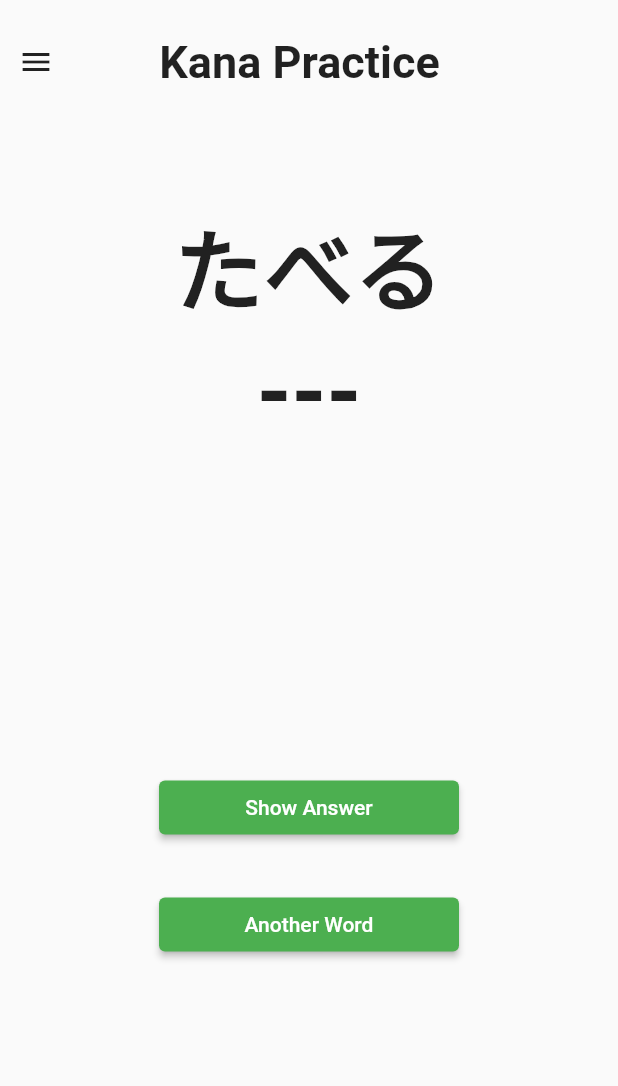
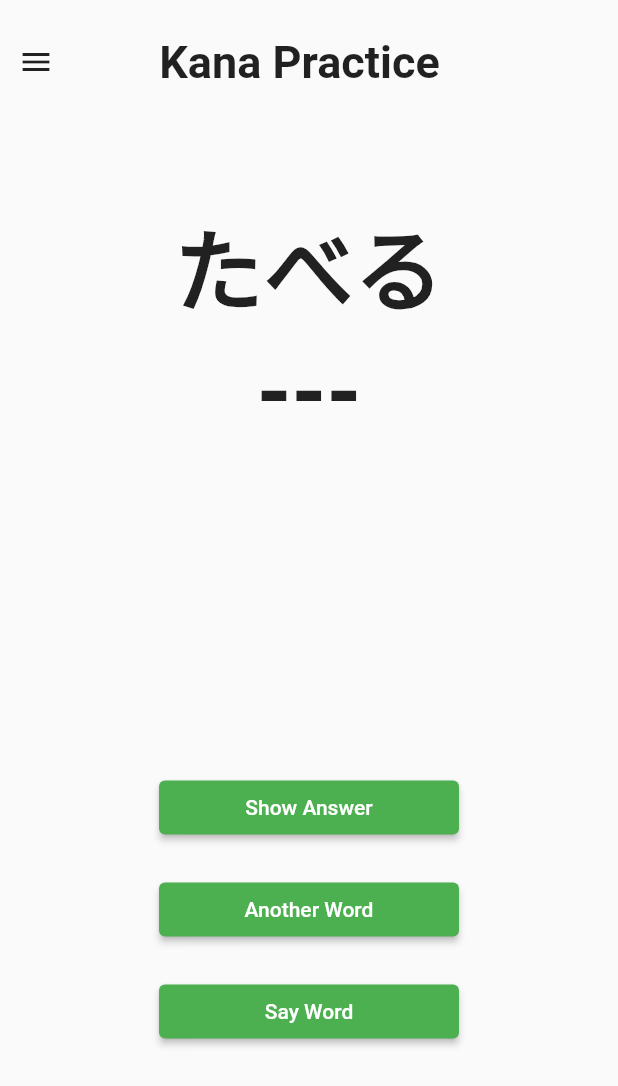
Before and after one commit to MitchellMaliglig/Mobile-App-Project-CS-4750-, a Flutter app: the KanaPractice screen opened directly, after a tap on "Another Word", on a phone screen of 412 x 824 dp. Shown: the top 1086 px of the screen. Run offline on Flutter 3.47's test engine with Material 2 defaults, Android fonts, the phone set to English and light mode, and no system bars; missing offline and left inert: kana_kit.

Commit message:
kana practice updated

```diff
--- a/lib/activities/kana_practice.dart
+++ b/lib/activities/kana_practice.dart
@@ -15,15 +15,51 @@ class _KanaPracticeState extends State<KanaPractice> {
 
   var kpNum = 1;
   var kpWord = 'taberu';
-  var kpWordTemp = 'taberu';
   var kpKana = 'たべる';
   bool showAnswer = false;
 
   // kpNum = 1;
-  var kpHiragana = ['taberu', 'sushi', 'jisho', 'niku', 'neko'];
+  var kpHiragana = ['taberu', 'sushi', 'jisho', 'niku', 'neko',
+                    'manga', 'shinbun', 'yoru', 'gakkou', 'tamago',
+                    'ashita', 'imouto', 'utau', 'enpitsu', 'okane',
+  ];
 
   // kpNum = 2;
-  var kpKatakana = ['ke-ki', 'pan', 'kare-', 'sofa', 'beddo'];
+  var kpKatakana = ['ke-ki', 'pan', 'kare-', 'sofa', 'beddo',
+                    'basu', 'karenda-', 'kurasu', 'naifu', 'toire',
+                    'doa', 'apa-to', 'gita-', 'guramu', 'hoteru',
+  ];
+
+  void generateWord(){
+    var kpWordTemp;
+    do {
+      if (kpNum == 1) {
+        kpWordTemp = kpHiragana[random.nextInt(kpHiragana.length)];
+      } else if (kpNum == 2) {
+        kpWordTemp = kpKatakana[random.nextInt(kpKatakana.length)];
+      }
+    } while (kpWordTemp == kpWord);
+    kpWord = kpWordTemp;
+    if (kpNum == 1) {
+      kpKana = kana.toHiragana(kpWord);
+    } else if (kpNum == 2) {
+      kpKana = kana.toKatakana(kpWord);
+    }
+    showAnswer = false;
+    setState((){});
+  }
+
+  void changeKana(int value){
+    if (value != kpNum) {
+      if (value == 1) {
+        kpNum = 1;
+      } else if (value == 2) {
+        kpNum = 2;
+      }
+      generateWord();
+      setState((){});
+    }
+  }
 
   @override
   Widget build(BuildContext context) {
@@ -38,14 +74,8 @@ class _KanaPracticeState extends State<KanaPractice> {
                 PopupMenuButton(
                     icon: Icon(Icons.menu),
                     elevation: 40,
-                    onSelected: (value){
-                      if (value == 1){
-                        kpNum = 1;
-                      }
-                      else if (value == 2){
-                        kpNum = 2;
-                      }
-                      setState((){});
+                    onSelected: (int value){
+                      changeKana(value);
                     },
                     itemBuilder: (context) => [
                       PopupMenuItem(
@@ -113,7 +143,7 @@ class _KanaPracticeState extends State<KanaPractice> {
               child: Column(
                 children: [
                   Container(
-                    margin: EdgeInsets.only(top: 20, bottom: 15),
+                    margin: EdgeInsets.only(top: 20),
                       width: 200,
                       child: ElevatedButton(
                           onPressed: (){
@@ -124,28 +154,19 @@ class _KanaPracticeState extends State<KanaPractice> {
                       ),
                   ),
                   Container(
-                    margin: EdgeInsets.only(top: 15, bottom: 20),
+                    margin: EdgeInsets.only(top: 20),
                     width: 200,
                     child: ElevatedButton(
-                        onPressed: (){
-                          do {
-                            if (kpNum == 1) {
-                              kpWordTemp = kpHiragana[random.nextInt(kpHiragana.length)];
-                            }
-                            else if (kpNum == 2) {
-                              kpWordTemp = kpKatakana[random.nextInt(kpKatakana.length)];
-                            }
-                          } while (kpWordTemp == kpWord);
-                          kpWord = kpWordTemp;
-                          if (kpNum == 1) {
-                            kpKana = kana.toHiragana(kpWord);
-                          }
-                          else if (kpNum == 2) {
-                            kpKana = kana.toKatakana(kpWord);
-                          }
-                          setState((){});
-                        },
+                        onPressed: generateWord,
                         child: Text('Another Word')
+                    ),
+                  ),
+                  Container(
+                    margin: EdgeInsets.only(top: 20),
+                    width: 200,
+                    child: ElevatedButton(
+                        onPressed: (){},
+                        child: Text('Say Word')
                     ),
                   )
                 ],
--- a/pubspec.yaml
+++ b/pubspec.yaml
@@ -15,7 +15,7 @@ publish_to: 'none' # Remove this line if you wish to publish to pub.dev
 # In iOS, build-name is used as CFBundleShortVersionString while build-number used as CFBundleVersion.
 # Read more about iOS versioning at
 # https://developer.apple.com/library/archive/documentation/General/Reference/InfoPlistKeyReference/Articles/CoreFoundationKeys.html
-version: 1.0.0+4
+version: 1.0.0+5
 
 environment:
   sdk: ">=2.12.0 <3.0.0"
@@ -31,6 +31,7 @@ dependencies:
   kana_kit: ^2.0.0
   url_launcher: ^6.0.10
   flutter_launcher_icons: ^0.9.2
+  flutter_tts: ^3.2.2
 
 dev_dependencies:
   flutter_test:
```
Also changed, not shown: pubspec.lock.
